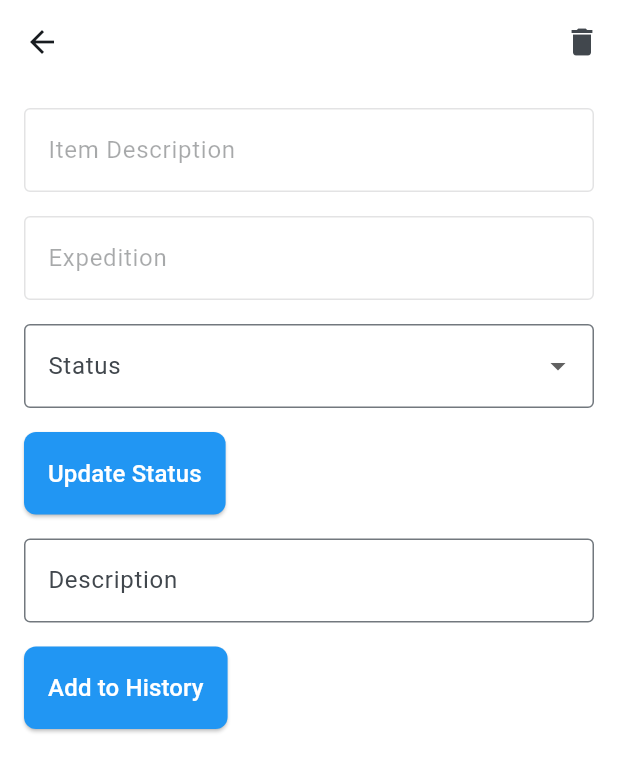
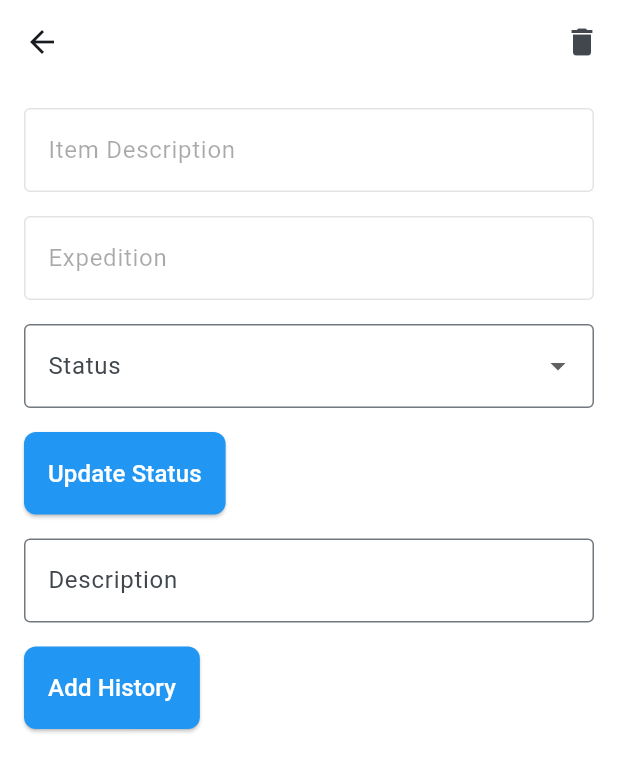
Before and after one commit to defuj/shipment-app, a Flutter app: the UpdateShipment screen opened directly with empty values, on a phone screen of 412 x 824 dp. Shown: the top 772 px of the screen. Run offline on Flutter 3.47's test engine with Material 3 defaults, Android fonts, the light colour scheme and no system bars; our stand-ins replace dio.

Commit message:
feat: implement reusable floating button component and integrate it into create and update shipment pages

```diff
--- a/lib/pages/update.dart
+++ b/lib/pages/update.dart
@@ -1,6 +1,7 @@
 // ignore_for_file: use_build_context_synchronously
 
 import 'package:flutter/material.dart';
+import 'package:shipment/components/button.dart';
 import 'package:shipment/config/api.dart';
 import 'package:shipment/models/shipment_model.dart';
 
@@ -267,27 +268,11 @@ class _UpdateShipmentState extends State<UpdateShipment> {
         controller: historyDescriptionController,
       ),
       const SizedBox(height: 16),
-      ElevatedButton(
-        style: ElevatedButton.styleFrom(
-          padding: const EdgeInsets.symmetric(
-            horizontal: 16,
-            vertical: 16,
-          ),
-          backgroundColor: Colors.blue,
-          shape: RoundedRectangleBorder(
-            borderRadius: BorderRadius.circular(8),
-          ),
-        ),
+      buildButton(
+        title: 'Add History',
         onPressed: () {
           addHistory();
         },
-        child: const Text(
-          'Add to History',
-          style: TextStyle(
-            fontSize: 16,
-            color: Colors.white,
-          ),
-        ),
       ),
       const SizedBox(height: 16),
     ];
```
Also changed, not shown: lib/components/button_floating.dart (added, +17 -0 lines), lib/pages/create.dart (+3 -18 lines).
